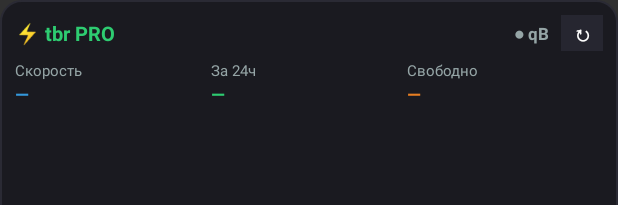
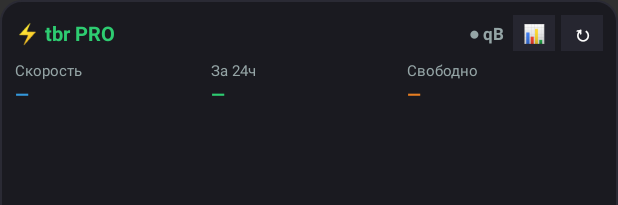
Before and after one commit to kamushek0o/tbr-widget, an Android app: the layout widget_tbr.xml on its own in the app's theme, with its tools: preview values and no code run, on a phone screen of 412 x 824 dp. Shown: the top 205 px of the screen. Run offline under Robolectric (Android 15) with nearby library versions, the phone set to English and light mode, and no system bars.

Commit message:
update 18.11.2026  3:48

```diff
--- a/app/src/main/java/com/tbrpro/widget/ApiClient.kt
+++ b/app/src/main/java/com/tbrpro/widget/ApiClient.kt
@@ -17,12 +17,12 @@ data class WidgetPayload(
 )
 
 object ApiClient {
-    fun fetchWidgetData(baseUrl: String, token: String): Result<WidgetPayload> {
+    fun fetchWidgetData(baseUrl: String, token: String, chartType: String = "speed"): Result<WidgetPayload> {
         return try {
             val jsonStr = httpGetText("$baseUrl/api/widget", token)
             val obj = JSONObject(jsonStr)
             val bmp = try {
-                httpGetBitmap("$baseUrl/api/widget/chart.png?hours=24&w=600&h=200", token)
+                httpGetBitmap("$baseUrl/api/widget/chart.png?type=$chartType&hours=24&w=600&h=200", token)
             } catch (_: Exception) {
                 null
             }
--- a/app/src/main/java/com/tbrpro/widget/Prefs.kt
+++ b/app/src/main/java/com/tbrpro/widget/Prefs.kt
@@ -35,4 +35,9 @@ object Prefs {
     fun getUrl(ctx: Context): String = getPrefs(ctx).getString("server_url", "") ?: ""
     fun getToken(ctx: Context): String = getPrefs(ctx).getString("token", "") ?: ""
     fun getIntervalMin(ctx: Context): Long = getPrefs(ctx).getLong("interval_min", 30L)
+
+    fun getChartType(ctx: Context): String = getPrefs(ctx).getString("chart_type", "speed") ?: "speed"
+    fun setChartType(ctx: Context, type: String) {
+        getPrefs(ctx).edit().putString("chart_type", type).apply()
+    }
 }
--- a/app/src/main/java/com/tbrpro/widget/WidgetWorker.kt
+++ b/app/src/main/java/com/tbrpro/widget/WidgetWorker.kt
@@ -17,7 +17,8 @@ class WidgetWorker(ctx: Context, params: WorkerParameters) : Worker(ctx, params)
         val token = Prefs.getToken(applicationContext)
         if (url.isBlank()) return Result.success()
 
-        val res = ApiClient.fetchWidgetData(url, token)
+        val chartType = Prefs.getChartType(applicationContext)
+        val res = ApiClient.fetchWidgetData(url, token, chartType)
         res.onSuccess { payload ->
             TbrWidgetProvider.updateAllWidgets(applicationContext, payload, null)
         }.onFailure { err ->
--- a/app/src/main/res/layout/widget_tbr.xml
+++ b/app/src/main/res/layout/widget_tbr.xml
@@ -27,11 +27,22 @@
             android:id="@+id/tv_qb_badge"
             android:layout_width="wrap_content"
             android:layout_height="wrap_content"
-            android:layout_marginEnd="8dp"
+            android:layout_marginEnd="6dp"
             android:text="● qB"
             android:textColor="#95A5A6"
             android:textSize="11sp"
             android:textStyle="bold" />
+
+        <TextView
+            android:id="@+id/btn_chart_toggle"
+            android:layout_width="28dp"
+            android:layout_height="24dp"
+            android:layout_marginEnd="4dp"
+            android:background="#262630"
+            android:gravity="center"
+            android:text="📊"
+            android:textColor="#FFFFFF"
+            android:textSize="12sp" />
 
         <TextView
             android:id="@+id/btn_refresh"
```
Also changed, not shown: app/src/main/java/com/tbrpro/widget/TbrWidgetProvider.kt (+17 -2 lines).
